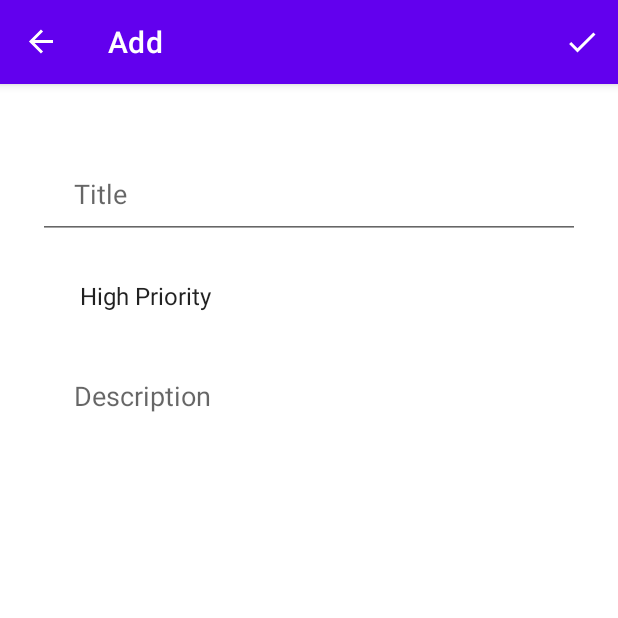
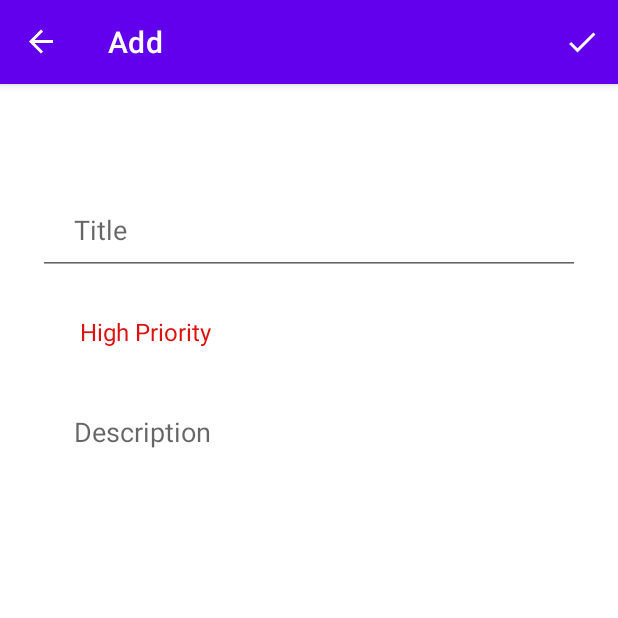
Before and after one commit to nes012/TODO, an Android app: the AddFragment screen opened through its navigation route, after a tap on "Add", on a phone screen of 412 x 824 dp, the top half of it. Run offline under Robolectric (Android 15) with nearby library versions, the phone set to English and light mode, and no system bars; our stand-ins replace navigation-ui.

Commit message:
create room db. add listener to spinner.

```diff
--- /dev/null
+++ b/app/src/main/java/nesty/anzhy/todo/fragments/SharedViewModel.kt
@@ -0,0 +1,47 @@
+package nesty.anzhy.todo.fragments
+
+import android.app.Application
+import android.text.TextUtils
+import android.view.View
+import android.widget.AdapterView
+import android.widget.TextView
+import androidx.core.content.ContextCompat
+import androidx.lifecycle.AndroidViewModel
+import nesty.anzhy.todo.R
+import nesty.anzhy.todo.data.models.Priority
+
+class SharedViewModel(application: Application): AndroidViewModel(application) {
+
+    val listener: AdapterView.OnItemSelectedListener = object :
+        AdapterView.OnItemSelectedListener{
+        override fun onItemSelected(parent: AdapterView<*>?, view: View?, position: Int, id: Long) {
+            when(position){
+                0->{ (parent?.getChildAt(0) as TextView).setTextColor(ContextCompat.getColor(application, R.color.red))}
+                1->{ (parent?.getChildAt(0) as TextView).setTextColor(ContextCompat.getColor(application, R.color.yellow))}
+                2->{ (parent?.getChildAt(0) as TextView).setTextColor(ContextCompat.getColor(application, R.color.green))}
+
+
+            }
+        }
+
+        override fun onNothingSelected(p0: AdapterView<*>?) {}
+    }
+
+    fun verifyDataFromUser(title: String, description: String): Boolean{
+        //we will check here if our data not empty before adding to DB
+        return if(TextUtils.isEmpty(title)|| TextUtils.isEmpty(description)){
+            false
+        }
+        else !(title.isEmpty()||description.isEmpty())
+    }
+
+     fun parsePriority(priority: String): Priority {
+        return when(priority){
+            "High Priority" ->(Priority.HIGH)
+            "Medium Priority" ->(Priority.MEDIUM)
+            "Low Priority" ->(Priority.LOW)
+
+            else -> Priority.LOW
+        }
+    }
+}
--- a/app/src/main/java/nesty/anzhy/todo/fragments/add/AddFragment.kt
+++ b/app/src/main/java/nesty/anzhy/todo/fragments/add/AddFragment.kt
@@ -1,14 +1,26 @@
 package nesty.anzhy.todo.fragments.add
 
 import android.os.Bundle
+import android.text.TextUtils
 import android.view.*
+import android.widget.Toast
 import androidx.fragment.app.Fragment
+import androidx.fragment.app.viewModels
+import androidx.navigation.fragment.findNavController
 import nesty.anzhy.todo.R
+import nesty.anzhy.todo.data.models.Priority
+import nesty.anzhy.todo.data.models.ToDoData
+import nesty.anzhy.todo.data.viewmodel.ToDoViewModel
 
 import nesty.anzhy.todo.databinding.FragmentAddBinding
 import nesty.anzhy.todo.databinding.FragmentListBinding
+import nesty.anzhy.todo.fragments.SharedViewModel
 
 class AddFragment : Fragment() {
+
+    private val mToDoViewModel: ToDoViewModel by viewModels()
+    private val mSharedViewModel: SharedViewModel by viewModels()
+
 
     private var _binding: FragmentAddBinding? = null
     private val binding get() = _binding!!
@@ -22,6 +34,8 @@ class AddFragment : Fragment() {
 
         //Set Menu
         setHasOptionsMenu(true)
+
+        binding.spinnerAddFragment.onItemSelectedListener = mSharedViewModel.listener
         // Inflate the layout for this fragment
         return binding.root
     }
@@ -29,4 +43,37 @@ class AddFragment : Fragment() {
     override fun onCreateOptionsMenu(menu: Menu, inflater: MenuInflater) {
         inflater.inflate(R.menu.add_fragment_menu, menu)
     }
+
+    override fun onOptionsItemSelected(item: MenuItem): Boolean {
+        if(item.itemId == R.id.menu_add){
+            insertDataToDB()
+        }
+        return super.onOptionsItemSelected(item)
+    }
+
+    private fun insertDataToDB() {
+        val mTitle = binding.etTitleAddFragment.text.toString()
+        val mPriority = binding.spinnerAddFragment.selectedItem.toString()
+        val mDescription = binding.etDescriptionAddFragment.text.toString()
+
+        val validation = mSharedViewModel.verifyDataFromUser(mTitle, mDescription)
+        if(validation){
+            //Insert Data to Database
+            val newData = ToDoData(
+                0,
+                mTitle,
+                mSharedViewModel.parsePriority(mPriority),
+                mDescription
+            )
+            mToDoViewModel.insertData(newData)
+            Toast.makeText(requireContext(), "Successfully added", Toast.LENGTH_SHORT).show()
+
+            findNavController().navigate(R.id.action_addFragment_to_listFragment)
+        }
+        else{
+            Toast.makeText(requireContext(), "Please fill out all fields", Toast.LENGTH_SHORT).show()
+        }
+    }
+
+
 }
--- a/app/src/main/res/layout/fragment_add.xml
+++ b/app/src/main/res/layout/fragment_add.xml
@@ -12,11 +12,12 @@
         android:id="@+id/etTitleAddFragment"
         android:layout_width="0dp"
         android:layout_height="60dp"
+        android:layout_marginTop="24dp"
         android:ems="10"
+        android:hint="@string/title"
+        android:inputType="textPersonName"
         android:paddingStart="24dp"
         android:paddingEnd="24dp"
-        android:inputType="textPersonName"
-        android:hint="@string/title"
         app:layout_constraintEnd_toEndOf="parent"
         app:layout_constraintStart_toStartOf="parent"
         app:layout_constraintTop_toTopOf="parent" />
@@ -26,13 +27,12 @@
         android:layout_width="0dp"
         android:layout_height="60dp"
         android:layout_marginTop="8dp"
+        android:background="@android:color/transparent"
         android:entries="@array/priorities"
         android:paddingStart="20dp"
         android:paddingEnd="20dp"
-        android:background="@android:color/transparent"
-        app:layout_constraintEnd_toEndOf="parent"
-        app:layout_constraintHorizontal_bias="0.5"
-        app:layout_constraintStart_toStartOf="parent"
+        app:layout_constraintEnd_toEndOf="@+id/etTitleAddFragment"
+        app:layout_constraintStart_toStartOf="@+id/etTitleAddFragment"
         app:layout_constraintTop_toBottomOf="@+id/etTitleAddFragment" />
 
     <EditText
@@ -40,17 +40,17 @@
         android:layout_width="0dp"
         android:layout_height="0dp"
         android:layout_marginTop="8dp"
+        android:layout_marginBottom="16dp"
         android:background="@android:color/transparent"
+        android:ems="10"
+        android:gravity="top|start"
         android:hint="@string/description"
+        android:inputType="textMultiLine"
         android:paddingStart="24dp"
+        android:paddingTop="16dp"
         android:paddingEnd="24dp"
-        android:ems="10"
-        android:paddingTop="16dp"
-        android:gravity="top|start"
-        android:inputType="textMultiLine"
         app:layout_constraintBottom_toBottomOf="parent"
-        app:layout_constraintEnd_toEndOf="parent"
-        app:layout_constraintHorizontal_bias="0.5"
-        app:layout_constraintStart_toStartOf="parent"
+        app:layout_constraintEnd_toEndOf="@+id/spinnerAddFragment"
+        app:layout_constraintStart_toStartOf="@+id/spinnerAddFragment"
         app:layout_constraintTop_toBottomOf="@+id/spinnerAddFragment" />
 </androidx.constraintlayout.widget.ConstraintLayout>
```
Also changed, not shown: app/build.gradle (+18 -1 lines), app/src/main/java/nesty/anzhy/todo/data/ToDoDAO.kt (added, +20 -0 lines), app/src/main/res/layout/fragment_list.xml (+4 -3 lines).
